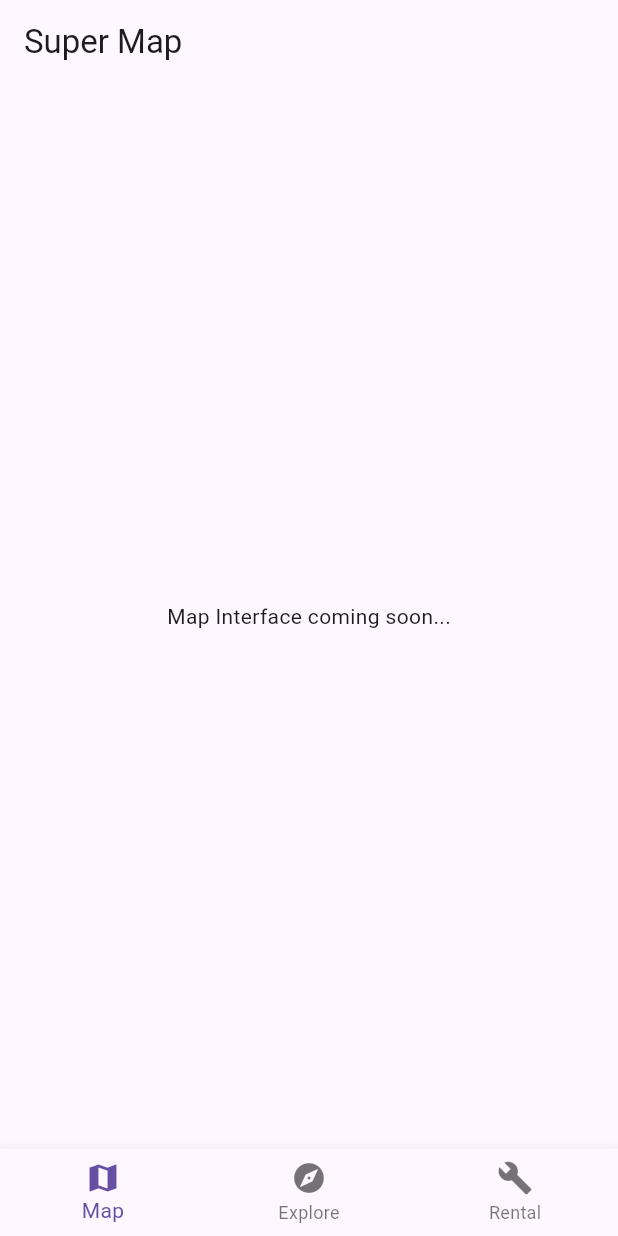
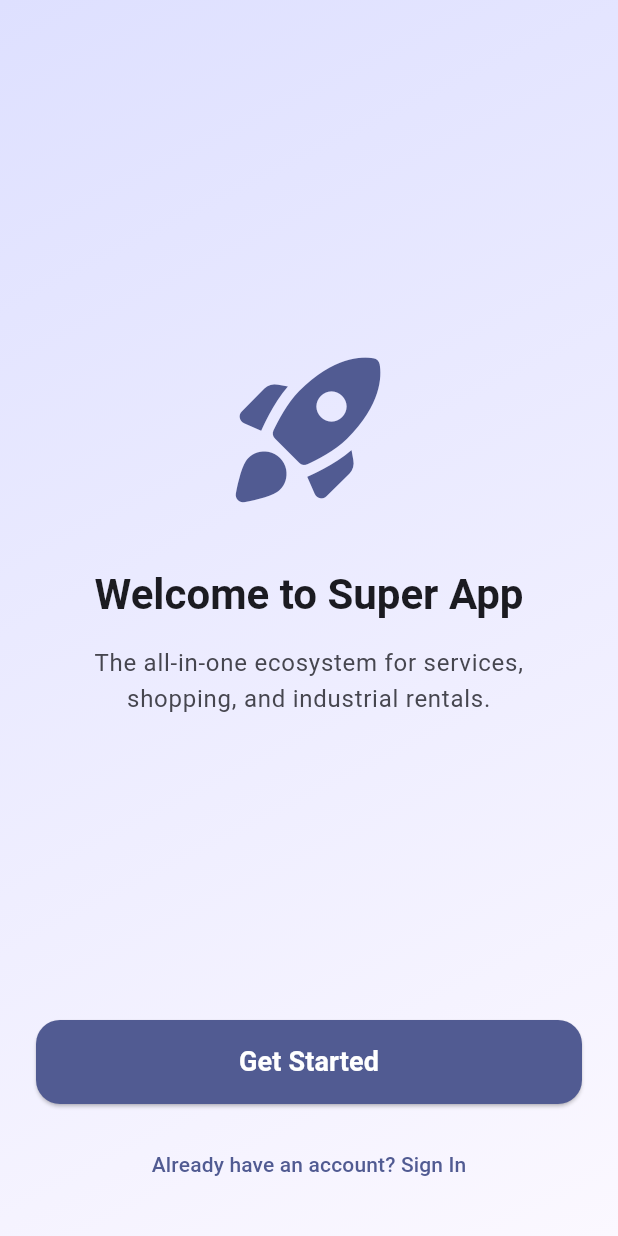
Before and after one commit to farzadabbasi617-star/super_app_flutter, a Flutter app: the screen it shows after launch, on a phone screen of 412 x 824 dp. Run offline on Flutter 3.47's test engine with Material 3 defaults, Android fonts, the light colour scheme and no system bars; our stand-ins replace get_it, go_router, socket_io_client.

Commit message:
feat: setup go_router, get_it and implement WelcomePage

```diff
--- a/lib/app.dart
+++ b/lib/app.dart
@@ -1,53 +1,19 @@
 import 'package:flutter/material.dart';
-import 'features/map/presentation/pages/map_page.dart';
-import 'features/explore/presentation/pages/explore_page.dart';
-import 'features/rental/presentation/pages/rental_page.dart';
+import 'core/router/app_router.dart';
+import 'core/theme/app_theme.dart';
 
 class MyApp extends StatelessWidget {
   const MyApp({super.key});
 
   @override
   Widget build(BuildContext context) {
-    return MaterialApp(
+    return MaterialApp.router(
       title: 'Super App',
-      theme: ThemeData(
-        primarySwatch: Colors.blue,
-        useMaterial3: true,
-      ),
-      home: const MainNavigationScreen(),
+      debugShowCheckedModeBanner: false,
+      theme: AppTheme.lightTheme,
+      darkTheme: AppTheme.darkTheme,
+      themeMode: ThemeMode.system,
+      routerConfig: AppRouter.router,
     );
   }
 }
-
-class MainNavigationScreen extends StatefulWidget {
-  const MainNavigationScreen({super.key});
-
-  @override
-  State<MainNavigationScreen> createState() => _MainNavigationScreenState();
-}
-
-class _MainNavigationScreenState extends State<MainNavigationScreen> {
-  int _selectedIndex = 0;
-
-  final List<Widget> _pages = [
-    const MapPage(),
-    const ExplorePage(),
-    const RentalPage(),
-  ];
-
-  @override
-  Widget build(BuildContext context) {
-    return Scaffold(
-      body: _pages[_selectedIndex],
-      bottomNavigationBar: BottomNavigationBar(
-        currentIndex: _selectedIndex,
-        onTap: (index) => setState(() => _selectedIndex = index),
-        items: const [
-          BottomNavigationBarItem(icon: Icon(Icons.map), label: 'Map'),
-          BottomNavigationBarItem(icon: Icon(Icons.explore), label: 'Explore'),
-          BottomNavigationBarItem(icon: Icon(Icons.build), label: 'Rental'),
-        ],
-      ),
-    );
-  }
-}
--- /dev/null
+++ b/lib/core/di/service_locator.dart
@@ -0,0 +1,14 @@
+import 'package:get_it/get_it.dart';
+
+final sl = GetIt.instance;
+
+Future<void> init() async {
+  // Core
+  // sl.registerLazySingleton<NetworkClient>(() => NetworkClient());
+
+  // Features - Auth
+  // sl.registerLazySingleton(() => AuthRepositoryImpl());
+  // sl.registerFactory(() => AuthBloc(authRepository: sl()));
+
+  print("Service Locator Initialized");
+}
--- /dev/null
+++ b/lib/core/router/app_router.dart
@@ -0,0 +1,16 @@
+import 'package:go_router/go_router.dart';
+import 'package:flutter/material.dart';
+import '../../features/auth/presentation/pages/welcome_page.dart';
+
+class AppRouter {
+  static final router = GoRouter(
+    initialLocation: '/',
+    routes: [
+      GoRoute(
+        path: '/',
+        builder: (context, state) => const WelcomePage(),
+      ),
+      // More routes will be added here (Login, Register, Map, etc.)
+    ],
+  );
+}
--- /dev/null
+++ b/lib/features/auth/presentation/pages/welcome_page.dart
@@ -0,0 +1,98 @@
+import 'package:flutter/material.dart';
+import 'package:go_router/go_router.dart';
+
+class WelcomePage extends StatelessWidget {
+  const WelcomePage({super.key});
+
+  @override
+  Widget build(BuildContext context) {
+    final theme = Theme.of(context);
+
+    return Scaffold(
+      body: Stack(
+        children: [
+          // Background Gradient
+          Container(
+            decoration: BoxDecoration(
+              gradient: LinearGradient(
+                begin: Alignment.topLeft,
+                end: Alignment.bottomRight,
+                colors: [
+                  theme.colorScheme.primaryContainer,
+                  theme.colorScheme.surface,
+                ],
+              ),
+            ),
+          ),
+
+          // Content
+          SafeArea(
+            child: Padding(
+              padding: const EdgeInsets.all(24.0),
+              child: Column(
+                mainAxisAlignment: MainAxisAlignment.center,
+                children: [
+                  const Spacer(),
+                  // App Logo / Icon
+                  Icon(
+                    Icons.rocket_launch_rounded,
+                    size: 120,
+                    color: theme.colorScheme.primary
+                  ),
+                  const SizedBox(height: 32),
+                  Text(
+                    'Welcome to Super App',
+                    style: theme.textTheme.headlineMedium?.copyWith(
+                      fontWeight: FontWeight.bold,
+                      color: theme.colorScheme.onSurface,
+                    ),
+                    textAlign: TextAlign.center,
+                  ),
+                  const SizedBox(height: 16),
+                  Text(
+                    'The all-in-one ecosystem for services, shopping, and industrial rentals.',
+                    style: theme.textTheme.bodyLarge?.copyWith(
+                      color: theme.colorScheme.onSurfaceVariant,
+                    ),
+                    textAlign: TextAlign.center,
+                  ),
+                  const Spacer(),
+
+                  // Get Started Button
+                  SizedBox(
+                    width: double.infinity,
+                    height: 56,
+                    child: ElevatedButton(
+                      onPressed: () {
+                        // Navigate to login/register (will be implemented)
+                      },
+                      style: ElevatedButton.styleFrom(
+                        backgroundColor: theme.colorScheme.primary,
+                        foregroundColor: theme.colorScheme.onPrimary,
+                        shape: RoundedRectangleBorder(
+                          borderRadius: BorderRadius.circular(16),
+                        ),
+                      ),
+                      child: const Text(
+                        'Get Started',
+                        style: TextStyle(fontSize: 18, fontWeight: FontWeight.bold),
+                      ),
+                    ),
+                  ),
+                  const SizedBox(height: 16),
+                  TextButton(
+                    onPressed: () {},
+                    child: Text(
+                      'Already have an account? Sign In',
+                      style: TextStyle(color: theme.colorScheme.primary),
+                    ),
+                  ),
+                ],
+              ),
+            ),
+          ),
+        ],
+      ),
+    );
+  }
+}
--- a/lib/main.dart
+++ b/lib/main.dart
@@ -1,6 +1,12 @@
 import 'package:flutter/material.dart';
 import 'app.dart';
+import 'core/di/service_locator.dart' as di;
 
-void main() {
+void main() async {
+  WidgetsFlutterBinding.ensureInitialized();
+
+  // Initialize Dependency Injection
+  await di.init();
+
   runApp(const MyApp());
 }
```
Also changed, not shown: pubspec.yaml (+20 -4 lines).
